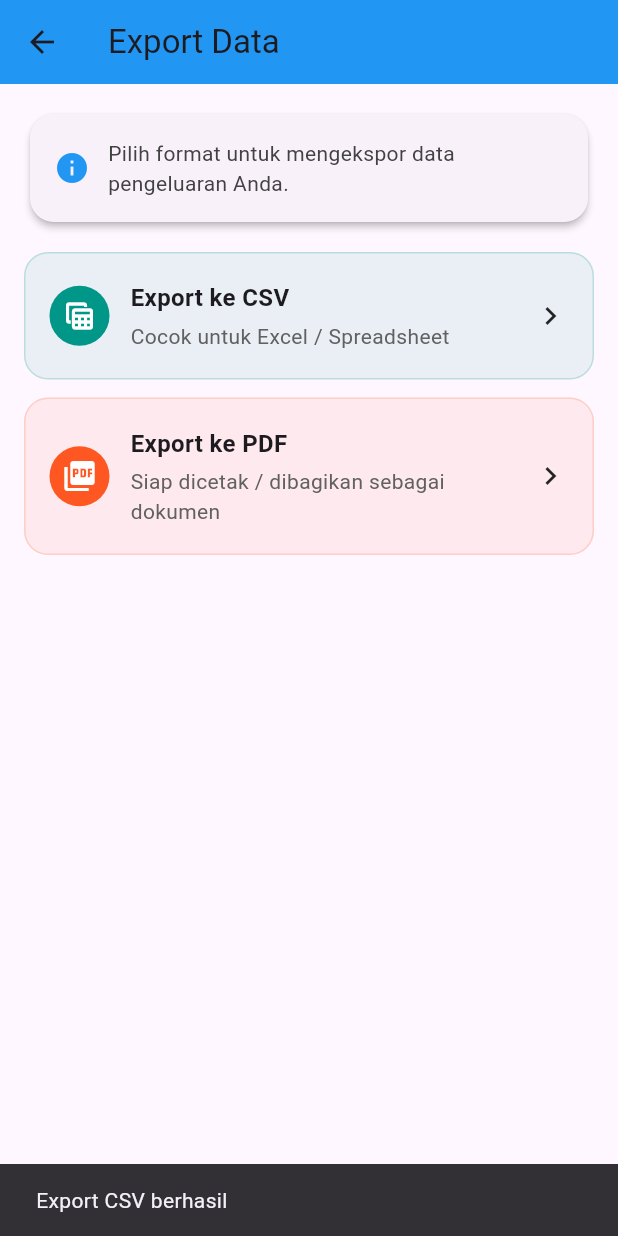
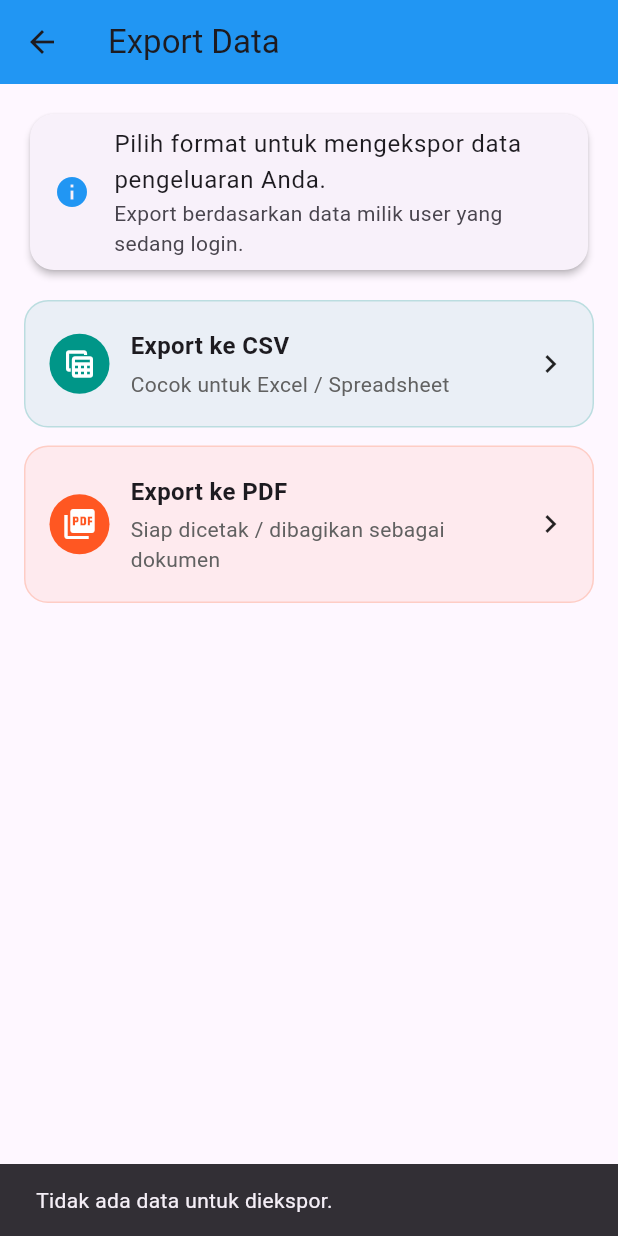
Before and after one commit to room1357/individual-project-3g-yazidilham, a Flutter app: the ExportScreen screen opened by its route, after a tap on "Export ke CSV", on a phone screen of 412 x 824 dp. Run offline on Flutter 3.47's test engine with Material 3 defaults, Android fonts, the phone set to English and light mode, and no system bars; our stand-ins replace csv, fl_chart, hive_flutter, pdf, printing, share_plus and 1 more; accounts and stored records are empty.

Commit message:
(add) export screen dan massage API SCREEN

```diff
--- a/lib/main.dart
+++ b/lib/main.dart
@@ -17,6 +17,7 @@ import 'screens/looping_screen.dart';
 import 'screens/add_edit_expense_screen.dart';
 import 'screens/category_screen.dart';
 import 'screens/statistics_screen.dart';
+import 'screens/massage_screen.dart';
 
 /// 🔹 Konsistensi route
 class AppRoutes {
@@ -33,6 +34,7 @@ class AppRoutes {
   static const String categories = '/categories';
   static const String statistics = '/statistics';
   static const String export = '/export';
+  static const String massage = '/massage';
 }
 
 Future<void> main() async {
@@ -115,6 +117,7 @@ class MyApp extends StatelessWidget {
         AppRoutes.categories: (_) => const CategoryScreen(),
         AppRoutes.statistics: (_) => const StatisticsScreen(),
         AppRoutes.export: (_) => const ExportScreen(),
+        AppRoutes.massage: (_) => const MassageScreen(),
       },
     );
   }
--- a/lib/screens/export_screen.dart
+++ b/lib/screens/export_screen.dart
@@ -1,13 +1,44 @@
+import 'dart:convert';
 import 'package:flutter/material.dart';
-import '../utils/export_util.dart'; // pakai ExportCsv & ExportPdf dari utils kamu
+import 'package:shared_preferences/shared_preferences.dart';
+
+import '../services/auth_service.dart';
+import '../models/user_profile.dart';
+
+// ⚠️ Pakai model "Expense" dari folder models (bukan yg didefinisikan di screen)
+import '../models/expense.dart';
+
+// Util export milikmu (punya ExportCsv & ExportPdf dgn exportFromList)
+import '../utils/export_util.dart';
 
 class ExportScreen extends StatelessWidget {
   const ExportScreen({super.key});
 
+  // ---- Ambil data expense milik user aktif dari SharedPreferences ----
+  Future<List<Expense>> _loadCurrentUserExpenses() async {
+    final user = await AuthService().currentUser();
+    final uid = user?.uid ?? 'local-user';
+
+    final sp = await SharedPreferences.getInstance();
+    final raw = sp.getString('expenses_$uid');
+
+    if (raw == null || raw.isEmpty) return <Expense>[];
+
+    final List<dynamic> arr = jsonDecode(raw);
+    // JSON di AdvancedExpenseListScreen: title/description/category/amount/date
+    return arr.map((e) => Expense.fromJson(e as Map<String, dynamic>)).toList();
+  }
+
   Future<void> _doExportCsv(BuildContext context) async {
     try {
-      // Export semua data (utilitas kamu sudah handle share/save)
-      await ExportCsv.exportAll(filename: 'expenses.csv');
+      final list = await _loadCurrentUserExpenses();
+      if (list.isEmpty) {
+        ScaffoldMessenger.of(context).showSnackBar(
+          const SnackBar(content: Text('Tidak ada data untuk diekspor.')),
+        );
+        return;
+      }
+      await ExportCsv.exportFromList(list, filename: 'expenses.csv');
       if (context.mounted) {
         ScaffoldMessenger.of(
           context,
@@ -24,7 +55,14 @@ class ExportScreen extends StatelessWidget {
 
   Future<void> _doExportPdf(BuildContext context) async {
     try {
-      await ExportPdf.exportAll(filename: 'expenses.pdf');
+      final list = await _loadCurrentUserExpenses();
+      if (list.isEmpty) {
+        ScaffoldMessenger.of(context).showSnackBar(
+          const SnackBar(content: Text('Tidak ada data untuk diekspor.')),
+        );
+        return;
+      }
+      await ExportPdf.exportFromList(list, filename: 'expenses.pdf');
       if (context.mounted) {
         ScaffoldMessenger.of(context).showSnackBar(
           const SnackBar(content: Text('Export PDF dibuka (print/share)')),
@@ -55,19 +93,13 @@ class ExportScreen extends StatelessWidget {
                 borderRadius: BorderRadius.circular(16),
               ),
               elevation: 2,
-              child: Padding(
-                padding: const EdgeInsets.all(16),
-                child: Row(
-                  children: [
-                    const Icon(Icons.info, color: Colors.blue),
-                    const SizedBox(width: 12),
-                    Expanded(
-                      child: Text(
-                        'Pilih format untuk mengekspor data pengeluaran Anda.',
-                        style: TextStyle(color: Colors.grey[800]),
-                      ),
-                    ),
-                  ],
+              child: const ListTile(
+                leading: Icon(Icons.info, color: Colors.blue),
+                title: Text(
+                  'Pilih format untuk mengekspor data pengeluaran Anda.',
+                ),
+                subtitle: Text(
+                  'Export berdasarkan data milik user yang sedang login.',
                 ),
               ),
             ),
@@ -89,8 +121,8 @@ class ExportScreen extends StatelessWidget {
             ),
             const Spacer(),
             Text(
-              'Tips: di Android/iOS file akan dibagikan lewat Share dialog.\n'
-              'Di Web, CSV akan otomatis diunduh, PDF dibuka via print dialog.',
+              'Tips: di Android/iOS file akan dibagikan via Share dialog.\n'
+              'Di Web, CSV auto diunduh, PDF dibuka via print dialog.',
               textAlign: TextAlign.center,
               style: TextStyle(color: Colors.grey[600], fontSize: 12),
             ),
--- a/lib/screens/home_screen.dart
+++ b/lib/screens/home_screen.dart
@@ -229,7 +229,7 @@ class HomeScreen extends StatelessWidget {
                         'Pesan',
                         Icons.message,
                         Colors.orange,
-                        null, // belum ada route
+                        AppRoutes.massage,
                       ),
                       _buildDashboardCard(
                         context,
--- a/pubspec.yaml
+++ b/pubspec.yaml
@@ -27,6 +27,8 @@ dependencies:
   pdf: ^3.11.0
   printing: ^5.13.1
   provider: ^6.1.2
+  http: ^1.2.0
+  intl: ^0.19.0
 
 dev_dependencies:
   flutter_test:
```
Also changed, not shown: lib/screens/massage_screen.dart (added, +132 -0 lines), pubspec.lock, 2 other files.
